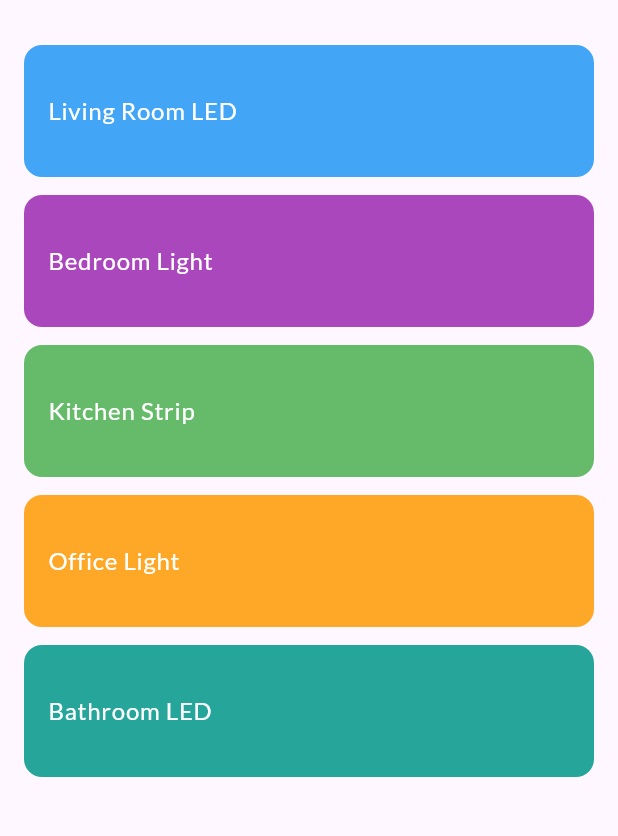
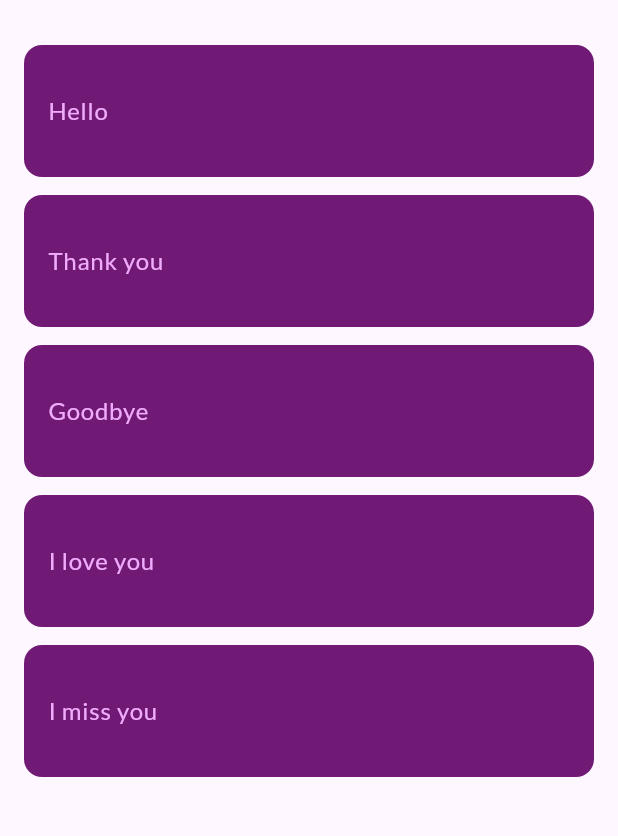
Before and after one commit to chouyo/project_led, a Flutter app: the screen it shows after launch, on a phone screen of 412 x 824 dp, the part 63-899 px from its top. Run offline on Flutter 3.47's test engine with Material 3 defaults, Android fonts, the phone set to English and light mode, and no system bars; our stand-ins replace get, google_fonts, hive, hive_flutter, vibration, wakelock_plus; accounts and stored records are empty.

Commit message:
Refactor LED model to include id and description fields; update mock data and ListScreen to reflect changes. Integrate uuid package for unique LED identifiers and adjust HomeController to manage text and background color indices. Enhance HomeScreen and ListScreen to utilize new LED properties for improved functionality.

```diff
--- a/lib/infrastructure/data/led_model.dart
+++ b/lib/infrastructure/data/led_model.dart
@@ -1,58 +1,58 @@
-import 'package:flutter/material.dart';
 import 'package:hive/hive.dart';
+import 'package:project_led/infrastructure/data/constants.dart';
 
 part 'led_model.g.dart';
 
 @HiveType(typeId: 0)
 class Led {
   @HiveField(0)
+  final String id;
+
+  @HiveField(1)
   final String name;
 
-  @HiveField(1)
-  final String status;
-
   @HiveField(2)
-  final String type;
+  final String description;
 
   @HiveField(3)
   final String lastUsed;
 
   @HiveField(4)
-  final Color backgroundColor;
+  final ESpeed speed;
 
   @HiveField(5)
-  final double speed;
+  final int textColorIndex;
 
   @HiveField(6)
-  final Color textColor;
+  final int backgroundColorIndex;
 
   Led({
+    required this.id,
     required this.name,
-    required this.status,
-    required this.type,
+    required this.description,
     required this.lastUsed,
-    required this.backgroundColor, // Default color
-    required this.speed, // Default speed
-    required this.textColor, // Default text color
+    required this.speed,
+    required this.textColorIndex,
+    required this.backgroundColorIndex,
   });
 
   Map<String, dynamic> toJson() => {
+        'id': id,
         'name': name,
-        'status': status,
-        'type': type,
+        'description': description,
         'lastUsed': lastUsed,
-        'backgroundColor': backgroundColor,
-        'speed': speed.toDouble(),
-        'textColor': textColor,
+        'speed': speed,
+        'textColorIndex': textColorIndex,
+        'backgroundColorIndex': backgroundColorIndex,
       };
 
   factory Led.fromJson(Map<String, dynamic> json) => Led(
+        id: json['id'],
         name: json['name'],
-        status: json['status'],
-        type: json['type'],
+        description: json['description'],
         lastUsed: json['lastUsed'],
-        backgroundColor: json['backgroundColor'],
         speed: json['speed'],
-        textColor: json['textColor'],
+        textColorIndex: json['textColorIndex'],
+        backgroundColorIndex: json['backgroundColorIndex'],
       );
 }
--- a/lib/infrastructure/data/mock_leds.dart
+++ b/lib/infrastructure/data/mock_leds.dart
@@ -1,52 +1,54 @@
-import 'package:flutter/material.dart';
+import 'package:uuid/uuid.dart';
+
+import 'constants.dart';
 import 'led_model.dart';
 
 class MockLeds {
   static List<Led> leds = [
     Led(
-      name: 'Living Room LED',
-      status: 'Connected',
-      type: 'RGB Strip',
-      lastUsed: '2 hours ago',
-      backgroundColor: Colors.blue[400]!,
-      speed: 1.0,
-      textColor: Colors.white,
+      id: Uuid().v4(),
+      name: 'Hello',
+      description: '',
+      lastUsed: DateTime.now().toIso8601String(),
+      speed: ESpeed.normal,
+      textColorIndex: getRandomTextColorIndex(),
+      backgroundColorIndex: getRandomBackgroundColorIndex(),
     ),
     Led(
-      name: 'Bedroom Light',
-      status: 'Disconnected',
-      type: 'Smart Bulb',
-      lastUsed: '1 day ago',
-      backgroundColor: Colors.purple[400]!,
-      speed: 1.0,
-      textColor: Colors.white,
+      id: Uuid().v4(),
+      name: 'Thank you',
+      description: '',
+      lastUsed: DateTime.now().toIso8601String(),
+      speed: ESpeed.normal,
+      textColorIndex: getRandomTextColorIndex(),
+      backgroundColorIndex: getRandomBackgroundColorIndex(),
     ),
     Led(
-      name: 'Kitchen Strip',
-      status: 'Connected',
-      type: 'RGB Strip',
-      lastUsed: '5 minutes ago',
-      backgroundColor: Colors.green[400]!,
-      speed: 1.0,
-      textColor: Colors.white,
+      id: Uuid().v4(),
+      name: 'Goodbye',
+      description: '',
+      lastUsed: DateTime.now().toIso8601String(),
+      speed: ESpeed.normal,
+      textColorIndex: getRandomTextColorIndex(),
+      backgroundColorIndex: getRandomBackgroundColorIndex(),
     ),
     Led(
-      name: 'Office Light',
-      status: 'Connected',
-      type: 'Smart Bulb',
-      lastUsed: '1 hour ago',
-      backgroundColor: Colors.orange[400]!,
-      speed: 1.0,
-      textColor: Colors.white,
+      id: Uuid().v4(),
+      name: 'I love you',
+      description: '',
+      lastUsed: DateTime.now().toIso8601String(),
+      speed: ESpeed.normal,
+      textColorIndex: getRandomTextColorIndex(),
+      backgroundColorIndex: getRandomBackgroundColorIndex(),
     ),
     Led(
-      name: 'Bathroom LED',
-      status: 'Disconnected',
-      type: 'RGB Strip',
-      lastUsed: '3 days ago',
-      backgroundColor: Colors.teal[400]!,
-      speed: 1.0,
-      textColor: Colors.white,
+      id: Uuid().v4(),
+      name: 'I miss you',
+      description: '',
+      lastUsed: DateTime.now().toIso8601String(),
+      speed: ESpeed.normal,
+      textColorIndex: getRandomTextColorIndex(),
+      backgroundColorIndex: getRandomBackgroundColorIndex(),
     ),
   ];
 }
--- a/lib/main.dart
+++ b/lib/main.dart
@@ -2,6 +2,7 @@ import 'package:flutter/material.dart';
 import 'package:flutter/services.dart';
 import 'package:get/get.dart';
 import 'package:hive_flutter/hive_flutter.dart';
+import 'infrastructure/data/speed_adapter.dart';
 import 'infrastructure/navigation/navigation.dart';
 import 'infrastructure/navigation/routes.dart';
 import 'presentation/shared/main_drawer.dart';
@@ -20,6 +21,7 @@ void main() async {
   // Register adapters
   Hive.registerAdapter(ColorAdapter());
   Hive.registerAdapter(LedAdapter());
+  Hive.registerAdapter(SpeedAdapter());
 
   // Open the box
   await Hive.openBox<Led>('leds');
--- a/lib/presentation/list/list.screen.dart
+++ b/lib/presentation/list/list.screen.dart
@@ -1,31 +1,16 @@
 import 'package:flutter/material.dart';
-import 'dart:math';
 
 import 'package:get/get.dart';
 import 'package:google_fonts/google_fonts.dart';
 import 'package:project_led/infrastructure/navigation/routes.dart';
+import 'package:uuid/uuid.dart';
 
+import '../../infrastructure/data/constants.dart';
 import 'controllers/list.controller.dart';
 import '../../infrastructure/data/led_model.dart';
 
 class ListScreen extends GetView<ListController> {
   const ListScreen({super.key});
-
-  Color getRandomColor() {
-    final List<Color> colors = [
-      Colors.blue,
-      Colors.purple,
-      Colors.green,
-      Colors.orange,
-      Colors.teal,
-      Colors.pink,
-      Colors.indigo,
-      Colors.red,
-      Colors.cyan,
-      Colors.amber,
-    ];
-    return colors[Random().nextInt(colors.length)];
-  }
 
   @override
   Widget build(BuildContext context) {
@@ -48,7 +33,6 @@ class ListScreen extends GetView<ListController> {
                 context: context,
                 builder: (BuildContext context) {
                   final nameController = TextEditingController();
-                  final typeController = TextEditingController();
 
                   return AlertDialog(
                     title: Text('Add New LED'),
@@ -63,15 +47,6 @@ class ListScreen extends GetView<ListController> {
                           ),
                           style: GoogleFonts.lato(),
                         ),
-                        SizedBox(height: 16),
-                        TextField(
-                          controller: typeController,
-                          decoration: InputDecoration(
-                            labelText: 'LED Type',
-                            hintText: 'Enter LED type',
-                          ),
-                          style: GoogleFonts.lato(),
-                        ),
                       ],
                     ),
                     actions: [
@@ -82,16 +57,16 @@ class ListScreen extends GetView<ListController> {
                       TextButton(
                         child: Text('Add'),
                         onPressed: () {
-                          if (nameController.text.isNotEmpty &&
-                              typeController.text.isNotEmpty) {
+                          if (nameController.text.isNotEmpty) {
                             final newLed = Led(
+                              id: Uuid().v4(),
                               name: nameController.text,
-                              type: typeController.text,
-                              status: 'Disconnected',
-                              lastUsed: 'Never',
-                              backgroundColor: getRandomColor(),
-                              speed: 1.0,
-                              textColor: Colors.white,
+                              description: '',
+                              lastUsed: DateTime.now().toIso8601String(),
+                              speed: ESpeed.normal,
+                              textColorIndex: getRandomTextColorIndex(),
+                              backgroundColorIndex:
+                                  getRandomBackgroundColorIndex(),
                             );
                             controller.addLed(newLed);
                             Navigator.of(context).pop();
@@ -118,15 +93,15 @@ class ListScreen extends GetView<ListController> {
               child: ClipRRect(
                 borderRadius: BorderRadius.circular(12),
                 child: Dismissible(
-                  key: Key('${led.name}_${led.type}_${timestamp}_$index'),
+                  key: Key(led.id),
                   background: Container(
-                    color: Colors.green,
+                    color: Colors.green[300],
                     alignment: Alignment.centerLeft,
                     padding: EdgeInsets.only(left: 16),
                     child: Icon(Icons.edit, color: Colors.white),
                   ),
                   secondaryBackground: Container(
-                    color: Colors.red,
+                    color: Colors.red[300],
                     alignment: Alignment.centerRight,
                     padding: EdgeInsets.only(right: 16),
                     child: Icon(Icons.delete, color: Colors.white),
@@ -171,8 +146,6 @@ class ListScreen extends GetView<ListController> {
                         builder: (BuildContext context) {
                           final nameController =
                               TextEditingController(text: led.name);
-                          final typeController =
-                              TextEditingController(text: led.type);
 
                           return AlertDialog(
                             title: Text('Edit LED', style: GoogleFonts.lato()),
@@ -183,13 +156,6 @@ class ListScreen extends GetView<ListController> {
                                   controller: nameController,
                                   decoration: InputDecoration(
                                     labelText: 'LED Name',
-                                  ),
-                                ),
-                                SizedBox(height: 16),
-                                TextField(
-                                  controller: typeController,
-                                  decoration: InputDecoration(
-                                    labelText: 'LED Type',
                                   ),
                                 ),
                               ],
@@ -203,16 +169,16 @@ class ListScreen extends GetView<ListController> {
                               TextButton(
                                 child: Text('Save', style: GoogleFonts.lato()),
                                 onPressed: () {
-                                  if (nameController.text.isNotEmpty &&
-                                      typeController.text.isNotEmpty) {
+                                  if (nameController.text.isNotEmpty) {
                                     final updatedLed = Led(
+                                      id: led.id,
                                       name: nameController.text,
-                                      type: typeController.text,
-                                      status: led.status,
+                                      description: led.description,
                                       lastUsed: led.lastUsed,
-                                      backgroundColor: led.backgroundColor,
                                       speed: led.speed,
-                                      textColor: led.textColor,
+                                      textColorIndex: led.textColorIndex,
+                                      backgroundColorIndex:
+                                          led.backgroundColorIndex,
                                     );
                                     controller.updateLed(index, updatedLed);
                                     Navigator.of(context).pop();
@@ -229,7 +195,8 @@ class ListScreen extends GetView<ListController> {
                   child: Container(
                     key: ValueKey('led_item_${led.name}_${timestamp}_$index'),
                     decoration: BoxDecoration(
-                      color: led.backgroundColor,
+                      color:
+                          getBackgroundColorFromIndex(led.backgroundColorIndex),
                     ),
                     child: ListTile(
                       contentPadding: EdgeInsets.all(16),
@@ -238,7 +205,7 @@ class ListScreen extends GetView<ListController> {
                         style: TextStyle(
                           fontSize: 16,
                           fontWeight: FontWeight.normal,
-                          color: led.textColor,
+                          color: getTextColorFromIndex(led.textColorIndex),
                           fontFamily: GoogleFonts.lato().fontFamily,
                         ),
                       ),
--- a/pubspec.yaml
+++ b/pubspec.yaml
@@ -40,6 +40,7 @@ dependencies:
   wakelock_plus: ^1.2.10
   google_fonts: ^6.2.1
   vibration: ^3.1.3
+  uuid: ^4.5.1
 
 dev_dependencies:
   flutter_test:
```
Also changed, not shown: lib/infrastructure/data/constants.dart (added, +77 -0 lines), lib/infrastructure/data/speed_adapter.dart (added, +18 -0 lines), lib/presentation/home/controllers/home.controller.dart (+27 -44 lines), lib/presentation/home/home.screen.dart (+38 -30 lines), lib/presentation/shared/scroll_text.dart (+17 -4 lines), lib/infrastructure/data/led_model.g.dart, pubspec.lock.
